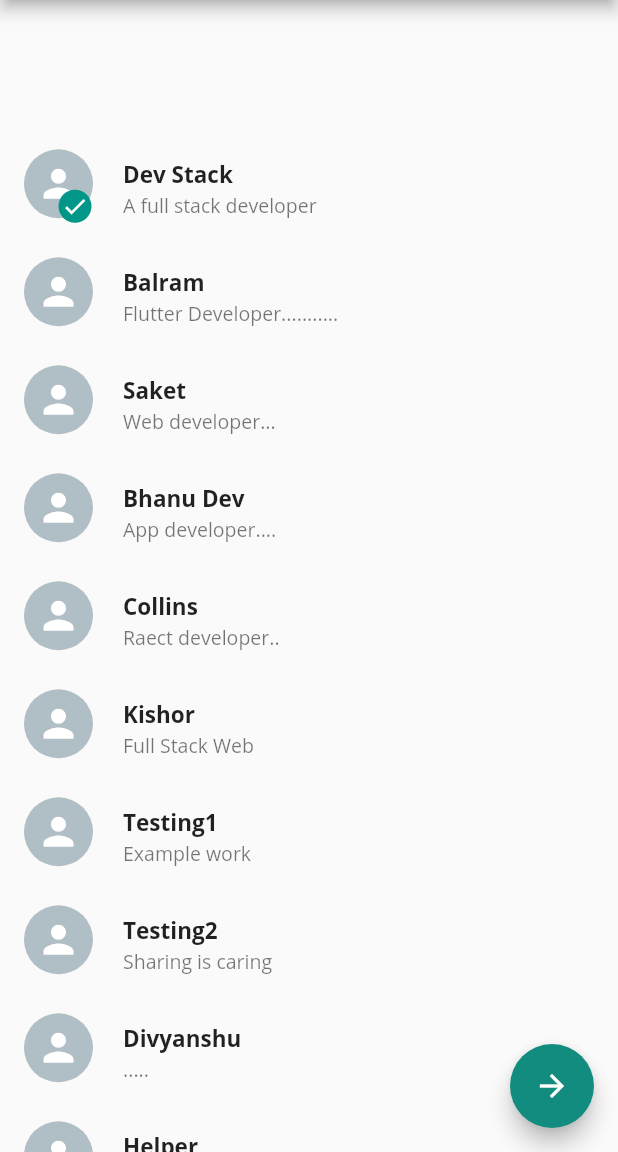
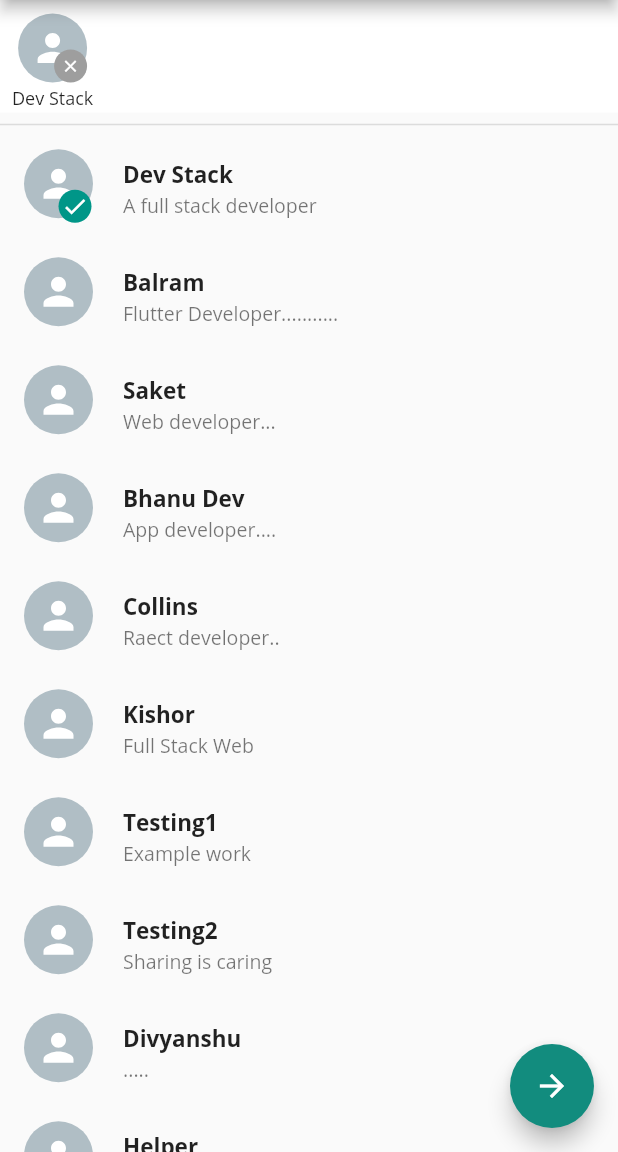
Before and after one commit to TawhidHassan/Fleutter-whatsApp-clone, a Flutter app: the CreateGroup screen opened directly, after a tap on "Dev Stack", on a phone screen of 412 x 824 dp, the part 84-1236 px from its top. Run offline on Flutter 3.47's test engine with Material 2 defaults, Android fonts, the phone set to English and light mode, and no system bars; our stand-ins replace flutter_svg; missing offline and left inert: emoji_picker.

Commit message:
Create New Group Page Wrap up

```diff
--- /dev/null
+++ b/lib/CustomUi/AvatarCard.dart
@@ -0,0 +1,57 @@
+
+import 'package:flutter/material.dart';
+import 'package:flutter_svg/svg.dart';
+import 'package:flutter_whatsapp_clone/Model/ChatModel.dart';
+
+class AvatarCard extends StatelessWidget {
+  const AvatarCard({Key key, this.chatModel}) : super(key: key);
+  final ChatModel chatModel;
+
+  @override
+  Widget build(BuildContext context) {
+    return Padding(
+      padding: const EdgeInsets.symmetric(vertical: 2, horizontal: 8),
+      child: Column(
+        mainAxisAlignment: MainAxisAlignment.end,
+        children: [
+          Stack(
+            children: [
+              CircleAvatar(
+                radius: 23,
+                child: SvgPicture.asset(
+                  "assets/person.svg",
+                  color: Colors.white,
+                  height: 30,
+                  width: 30,
+                ),
+                backgroundColor: Colors.blueGrey[200],
+              ),
+              Positioned(
+                bottom: 0,
+                right: 0,
+                child: CircleAvatar(
+                  backgroundColor: Colors.grey,
+                  radius: 11,
+                  child: Icon(
+                    Icons.clear,
+                    color: Colors.white,
+                    size: 13,
+                  ),
+                ),
+              )
+            ],
+          ),
+          SizedBox(
+            height: 2,
+          ),
+          Text(
+            chatModel.name,
+            style: TextStyle(
+              fontSize: 12,
+            ),
+          ),
+        ],
+      ),
+    );
+  }
+}
--- a/lib/Screens/CreateGroup.dart
+++ b/lib/Screens/CreateGroup.dart
@@ -1,4 +1,5 @@
 import 'package:flutter/material.dart';
+import 'package:flutter_whatsapp_clone/CustomUi/AvatarCard.dart';
 import 'package:flutter_whatsapp_clone/CustomUi/ContactCard.dart';
 import 'package:flutter_whatsapp_clone/Model/ChatModel.dart';
 
@@ -87,7 +88,41 @@ class _CreateGroupState extends State<CreateGroup> {
                   ),
                 );
               }
+          ),
+          groupmember.length > 0
+              ? Align(
+            child: Column(
+              children: [
+                Container(
+                  height: 75,
+                  color: Colors.white,
+                  child: ListView.builder(
+                      scrollDirection: Axis.horizontal,
+                      itemCount: contacts.length,
+                      itemBuilder: (context, index) {
+                        if (contacts[index].select == true)
+                          return InkWell(
+                            onTap: () {
+                              setState(() {
+                                groupmember.remove(contacts[index]);
+                                contacts[index].select = false;
+                              });
+                            },
+                            child: AvatarCard(
+                              chatModel: contacts[index],
+                            ),
+                          );
+                        return Container();
+                      }),
+                ),
+                Divider(
+                  thickness: 1,
+                ),
+              ],
+            ),
+            alignment: Alignment.topCenter,
           )
+              : Container(),
         ],
       ),
 
```
